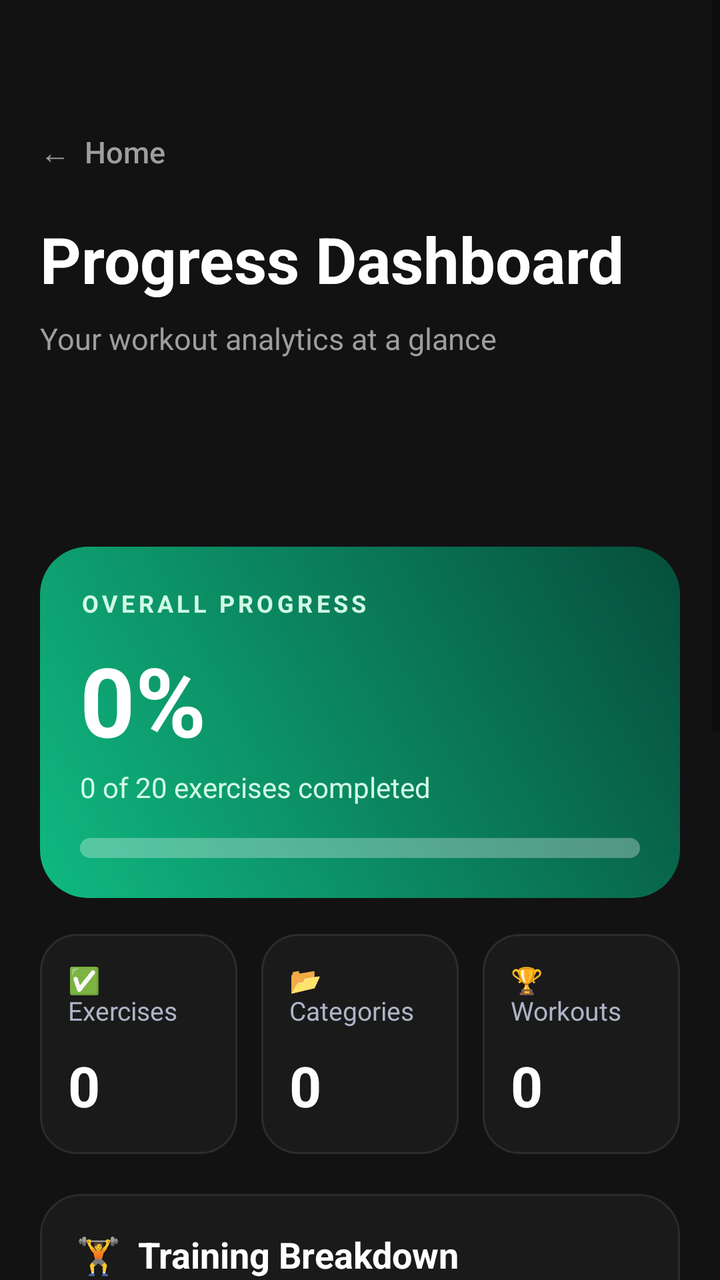
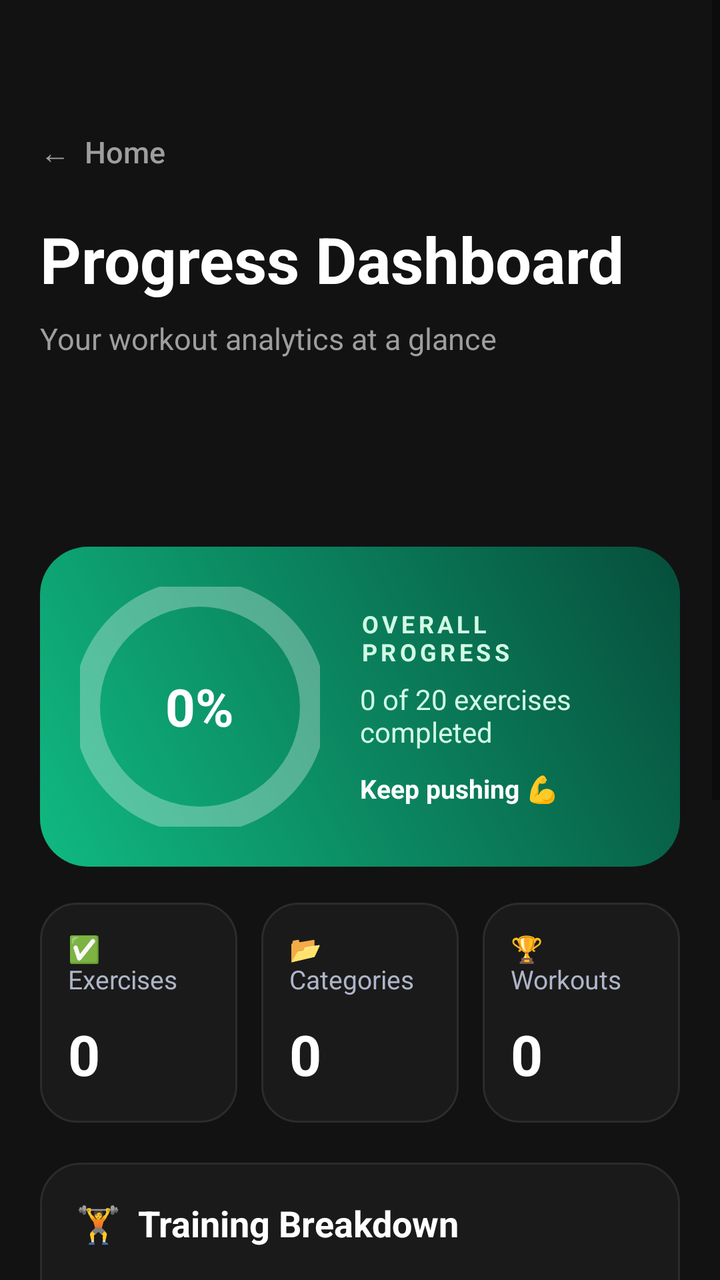

Before-and-after screenshots of an Android layout around one commit, followed by the original layout XML and the change that was made.
<!-- AndroidManifest.xml: application theme Theme.GymFlow -->
<!-- res/layout/activity_progress.xml -->
<?xml version="1.0" encoding="utf-8"?>
<ScrollView xmlns:android="http://schemas.android.com/apk/res/android"
    android:layout_width="match_parent"
    android:layout_height="match_parent"
    android:background="@color/background">

    <LinearLayout
        android:layout_width="match_parent"
        android:layout_height="wrap_content"
        android:orientation="vertical"
        android:padding="20dp">

        
        <Button
            android:id="@+id/btnBackHomeFromProgress"
            android:layout_width="wrap_content"
            android:layout_height="wrap_content"
            android:layout_marginTop="32dp"
            android:background="@android:color/transparent"
            android:minWidth="0dp"
            android:paddingStart="0dp"
            android:paddingEnd="12dp"
            android:text="←  Home"
            android:textAllCaps="false"
            android:textColor="@color/text_secondary"
            android:textSize="15sp" />

        <TextView
            android:id="@+id/tvProgressTitle"
            android:layout_width="wrap_content"
            android:layout_height="wrap_content"
            android:layout_marginTop="8dp"
            android:text="Progress Dashboard"
            android:textColor="#FFFFFF"
            android:textSize="32sp"
            android:textStyle="bold" />

        <TextView
            android:layout_width="wrap_content"
            android:layout_height="wrap_content"
            android:layout_marginTop="8dp"
            android:text="Your workout analytics at a glance"
            android:textColor="#9E9E9E"
            android:textSize="15sp" />

        
        <ProgressBar
            android:id="@+id/pbDashboardLoading"
            android:layout_width="wrap_content"
            android:layout_height="wrap_content"
            android:layout_gravity="center_horizontal"
            android:layout_marginTop="24dp"
            android:indeterminateTint="@color/accent" />

        
        <LinearLayout
            android:layout_width="match_parent"
            android:layout_height="wrap_content"
            android:layout_marginTop="22dp"
            android:background="@drawable/hero_panel_bg"
            android:orientation="vertical"
            android:padding="20dp">

            <TextView
                android:layout_width="wrap_content"
                android:layout_height="wrap_content"
                android:letterSpacing="0.15"
                android:text="OVERALL PROGRESS"
                android:textColor="@color/text_on_accent"
                android:textSize="12sp"
                android:textStyle="bold" />

            <TextView
                android:id="@+id/tvHeroPercent"
                android:layout_width="wrap_content"
                android:layout_height="wrap_content"
                android:layout_marginTop="8dp"
                android:text="0%"
                android:textColor="#FFFFFF"
                android:textSize="48sp"
                android:textStyle="bold" />

            <TextView
                android:id="@+id/tvHeroSubtext"
                android:layout_width="wrap_content"
                android:layout_height="wrap_content"
                android:layout_marginTop="2dp"
                android:text="0 of 20 exercises completed"
                android:textColor="@color/text_on_accent"
                android:textSize="14sp" />

            <ProgressBar
                android:id="@+id/progressOverall"
                style="?android:attr/progressBarStyleHorizontal"
                android:layout_width="match_parent"
                android:layout_height="10dp"
                android:layout_marginTop="16dp"
                android:progressDrawable="@drawable/progress_rounded_light" />
        </LinearLayout>

        
        <LinearLayout
            android:layout_width="match_parent"
            android:layout_height="wrap_content"
            android:layout_marginTop="18dp"
            android:orientation="horizontal">

            <LinearLayout
                android:layout_width="0dp"
                android:layout_height="110dp"
                android:layout_marginEnd="8dp"
                android:layout_weight="1"
                android:background="@drawable/stat_card_bg"
                android:orientation="vertical"
                android:padding="14dp">

                <TextView
                    android:layout_width="wrap_content"
                    android:layout_height="wrap_content"
                    android:text="✅ Exercises"
                    android:textColor="#AEB5C8"
                    android:textSize="13sp" />

                <TextView
                    android:id="@+id/tvExercisesCompletedValue"
                    android:layout_width="wrap_content"
                    android:layout_height="wrap_content"
                    android:layout_marginTop="10dp"
                    android:text="0"
                    android:textColor="#FFFFFF"
                    android:textSize="28sp"
                    android:textStyle="bold" />

                <TextView
                    android:layout_width="wrap_content"
                    android:layout_height="wrap_content"
                    android:text="Completed"
                    android:textColor="#C7CEDB"
                    android:textSize="13sp" />
            </LinearLayout>

            <LinearLayout
                android:layout_width="0dp"
                android:layout_height="110dp"
                android:layout_marginStart="4dp"
                android:layout_marginEnd="4dp"
                android:layout_weight="1"
                android:background="@drawable/stat_card_bg"
                android:orientation="vertical"
                android:padding="14dp">

                <TextView
                    android:layout_width="wrap_content"
                    android:layout_height="wrap_content"
                    android:text="📂 Categories"
                    android:textColor="#AEB5C8"
                    android:textSize="13sp" />

                <TextView
                    android:id="@+id/tvCategoriesStartedValue"
                    android:layout_width="wrap_content"
                    android:layout_height="wrap_content"
                    android:layout_marginTop="10dp"
                    android:text="0"
                    android:textColor="#FFFFFF"
                    android:textSize="28sp"
                    android:textStyle="bold" />

                <TextView
                    android:layout_width="wrap_content"
                    android:layout_height="wrap_content"
                    android:text="Started"
                    android:textColor="#C7CEDB"
                    android:textSize="13sp" />
            </LinearLayout>

            <LinearLayout
                android:layout_width="0dp"
                android:layout_height="110dp"
                android:layout_marginStart="8dp"
                android:layout_weight="1"
                android:background="@drawable/stat_card_bg"
                android:orientation="vertical"
                android:padding="14dp">

                <TextView
                    android:layout_width="wrap_content"
                    android:layout_height="wrap_content"
                    android:text="🏆 Workouts"
                    android:textColor="#AEB5C8"
                    android:textSize="13sp" />

                <TextView
                    android:id="@+id/tvWorkoutsFinishedValue"
                    android:layout_width="wrap_content"
                    android:layout_height="wrap_content"
                    android:layout_marginTop="10dp"
                    android:text="0"
                    android:textColor="#FFFFFF"
                    android:textSize="28sp"
                    android:textStyle="bold" />

                <TextView
                    android:layout_width="wrap_content"
                    android:layout_height="wrap_content"
                    android:text="Finished"
                    android:textColor="#C7CEDB"
                    android:textSize="13sp" />
            </LinearLayout>
        </LinearLayout>

        
        <LinearLayout
            android:layout_width="match_parent"
            android:layout_height="wrap_content"
            android:layout_marginTop="20dp"
            android:background="@drawable/screen_panel_bg"
            android:orientation="vertical"
            android:padding="18dp">

            <TextView
                android:layout_width="wrap_content"
                android:layout_height="wrap_content"
                android:text="🏋️  Training Breakdown"
                android:textColor="#FFFFFF"
                android:textSize="18sp"
                android:textStyle="bold" />

            
            <TextView
                android:layout_width="wrap_content"
                android:layout_height="wrap_content"
                android:layout_marginTop="16dp"
                android:text="Upper Body"
                android:textColor="#DADADA"
                android:textSize="15sp" />

            <TextView
                android:id="@+id/tvUpperBodyValue"
                android:layout_width="wrap_content"
                android:layout_height="wrap_content"
                android:text="0 / 4"
                android:textColor="#9E9E9E"
                android:textSize="13sp" />

            <ProgressBar
                android:id="@+id/pbUpperBody"
                style="?android:attr/progressBarStyleHorizontal"
                android:layout_width="match_parent"
                android:layout_height="8dp"
                android:layout_marginTop="6dp"
                android:progressDrawable="@drawable/progress_rounded" />

            
            <TextView
                android:layout_width="wrap_content"
                android:layout_height="wrap_content"
                android:layout_marginTop="14dp"
                android:text="Lower Body"
                android:textColor="#DADADA"
                android:textSize="15sp" />

            <TextView
                android:id="@+id/tvLowerBodyValue"
                android:layout_width="wrap_content"
                android:layout_height="wrap_content"
                android:text="0 / 4"
                android:textColor="#9E9E9E"
                android:textSize="13sp" />

            <ProgressBar
                android:id="@+id/pbLowerBody"
                style="?android:attr/progressBarStyleHorizontal"
                android:layout_width="match_parent"
                android:layout_height="8dp"
                android:layout_marginTop="6dp"
                android:progressDrawable="@drawable/progress_rounded" />

            
            <TextView
                android:layout_width="wrap_content"
                android:layout_height="wrap_content"
                android:layout_marginTop="14dp"
                android:text="Push"
                android:textColor="#DADADA"
                android:textSize="15sp" />

            <TextView
                android:id="@+id/tvPushValue"
                android:layout_width="wrap_content"
                android:layout_height="wrap_content"
                android:text="0 / 4"
                android:textColor="#9E9E9E"
                android:textSize="13sp" />

            <ProgressBar
                android:id="@+id/pbPush"
                style="?android:attr/progressBarStyleHorizontal"
                android:layout_width="match_parent"
                android:layout_height="8dp"
                android:layout_marginTop="6dp"
                android:progressDrawable="@drawable/progress_rounded" />

            
            <TextView
                android:layout_width="wrap_content"
                android:layout_height="wrap_content"
                android:layout_marginTop="14dp"
                android:text="Pull"
                android:textColor="#DADADA"
                android:textSize="15sp" />

            <TextView
                android:id="@+id/tvPullValue"
                android:layout_width="wrap_content"
                android:layout_height="wrap_content"
                android:text="0 / 4"
                android:textColor="#9E9E9E"
                android:textSize="13sp" />

            <ProgressBar
                android:id="@+id/pbPull"
                style="?android:attr/progressBarStyleHorizontal"
                android:layout_width="match_parent"
                android:layout_height="8dp"
                android:layout_marginTop="6dp"
                android:progressDrawable="@drawable/progress_rounded" />

            
            <TextView
                android:layout_width="wrap_content"
                android:layout_height="wrap_content"
                android:layout_marginTop="14dp"
                android:text="Core"
                android:textColor="#DADADA"
                android:textSize="15sp" />

            <TextView
                android:id="@+id/tvCoreValue"
                android:layout_width="wrap_content"
                android:layout_height="wrap_content"
                android:text="0 / 4"
                android:textColor="#9E9E9E"
                android:textSize="13sp" />

            <ProgressBar
                android:id="@+id/pbCore"
                style="?android:attr/progressBarStyleHorizontal"
                android:layout_width="match_parent"
                android:layout_height="8dp"
                android:layout_marginTop="6dp"
                android:progressDrawable="@drawable/progress_rounded" />
        </LinearLayout>

        
        <LinearLayout
            android:layout_width="match_parent"
            android:layout_height="wrap_content"
            android:layout_marginTop="20dp"
            android:layout_marginBottom="24dp"
            android:background="@drawable/screen_panel_bg"
            android:orientation="vertical"
            android:padding="18dp">

            <TextView
                android:layout_width="wrap_content"
                android:layout_height="wrap_content"
                android:text="⚡  Recent Activity"
                android:textColor="#FFFFFF"
                android:textSize="18sp"
                android:textStyle="bold" />

            
            <LinearLayout
                android:id="@+id/historyContainer"
                android:layout_width="match_parent"
                android:layout_height="wrap_content"
                android:layout_marginTop="6dp"
                android:orientation="vertical" />
        </LinearLayout>

    </LinearLayout>
</ScrollView>
<!-- resources referenced by this layout -->
<resources>
  <color name="accent">#10B981</color>
  <color name="background">#121212</color>
  <color name="text_on_accent">#D1FAE5</color>
  <color name="text_secondary">#9E9E9E</color>
  <!-- drawable hero_panel_bg (drawable) -->
  <?xml version="1.0" encoding="utf-8"?>
  <shape xmlns:android="http://schemas.android.com/apk/res/android">
      <gradient
          android:angle="45"
          android:startColor="@color/accent"
          android:endColor="@color/accent_deep" />
      <corners android:radius="24dp" />
  </shape>
  <!-- drawable progress_rounded (drawable) -->
  <?xml version="1.0" encoding="utf-8"?>
  <layer-list xmlns:android="http://schemas.android.com/apk/res/android">
      <item android:id="@android:id/background">
          <shape>
              <corners android:radius="8dp" />
              <solid android:color="@color/surface_stroke" />
          </shape>
      </item>
      <item android:id="@android:id/progress">
          <clip>
              <shape>
                  <corners android:radius="8dp" />
                  <solid android:color="@color/accent" />
              </shape>
          </clip>
      </item>
  </layer-list>
  <!-- drawable progress_rounded_light (drawable) -->
  <?xml version="1.0" encoding="utf-8"?>
  <layer-list xmlns:android="http://schemas.android.com/apk/res/android">
      <item android:id="@android:id/background">
          <shape>
              <corners android:radius="8dp" />
              <solid android:color="#4DFFFFFF" />
          </shape>
      </item>
      <item android:id="@android:id/progress">
          <clip>
              <shape>
                  <corners android:radius="8dp" />
                  <solid android:color="#FFFFFF" />
              </shape>
          </clip>
      </item>
  </layer-list>
  <!-- drawable screen_panel_bg (drawable) -->
  <?xml version="1.0" encoding="utf-8"?>
  <shape xmlns:android="http://schemas.android.com/apk/res/android">
      <solid android:color="#1A1A1A" />
      <corners android:radius="20dp" />
      <stroke
          android:width="1dp"
          android:color="#2B2B2B" />
  </shape>
  <!-- drawable stat_card_bg (drawable) -->
  <?xml version="1.0" encoding="utf-8"?>
  <shape xmlns:android="http://schemas.android.com/apk/res/android">
      <solid android:color="#1A1A1A" />
      <corners android:radius="18dp" />
      <stroke
          android:width="1dp"
          android:color="#2C2C2C" />
  </shape>
  <style name="Theme.GymFlow" parent="Theme.AppCompat.DayNight.NoActionBar">
          <item name="android:statusBarColor">@android:color/transparent</item>
      </style>
  <color name="accent_deep">#064E3B</color>
  <color name="surface_stroke">#2B2B2B</color>
</resources>

<!-- the commit's change to res/layout/activity_progress.xml (unified diff, before → after) -->
@@ -58,44 +58,68 @@
             android:layout_height="wrap_content"
             android:layout_marginTop="22dp"
             android:background="@drawable/hero_panel_bg"
-            android:orientation="vertical"
+            android:gravity="center_vertical"
+            android:orientation="horizontal"
             android:padding="20dp">
 
-            <TextView
-                android:layout_width="wrap_content"
-                android:layout_height="wrap_content"
-                android:letterSpacing="0.15"
-                android:text="OVERALL PROGRESS"
-                android:textColor="@color/text_on_accent"
-                android:textSize="12sp"
-                android:textStyle="bold" />
-
-            <TextView
-                android:id="@+id/tvHeroPercent"
-                android:layout_width="wrap_content"
-                android:layout_height="wrap_content"
-                android:layout_marginTop="8dp"
-                android:text="0%"
-                android:textColor="#FFFFFF"
-                android:textSize="48sp"
-                android:textStyle="bold" />
-
-            <TextView
-                android:id="@+id/tvHeroSubtext"
-                android:layout_width="wrap_content"
-                android:layout_height="wrap_content"
-                android:layout_marginTop="2dp"
-                android:text="0 of 20 exercises completed"
-                android:textColor="@color/text_on_accent"
-                android:textSize="14sp" />
-
-            <ProgressBar
-                android:id="@+id/progressOverall"
-                style="?android:attr/progressBarStyleHorizontal"
-                android:layout_width="match_parent"
-                android:layout_height="10dp"
-                android:layout_marginTop="16dp"
-                android:progressDrawable="@drawable/progress_rounded_light" />
+            
+            <FrameLayout
+                android:layout_width="120dp"
+                android:layout_height="120dp">
+
+                <ProgressBar
+                    android:id="@+id/progressOverall"
+                    style="?android:attr/progressBarStyleHorizontal"
+                    android:layout_width="match_parent"
+                    android:layout_height="match_parent"
+                    android:max="100"
+                    android:progressDrawable="@drawable/progress_ring_light" />
+
+                <TextView
+                    android:id="@+id/tvHeroPercent"
+                    android:layout_width="wrap_content"
+                    android:layout_height="wrap_content"
+                    android:layout_gravity="center"
+                    android:text="0%"
+                    android:textColor="#FFFFFF"
+                    android:textSize="26sp"
+                    android:textStyle="bold" />
+            </FrameLayout>
+
+            <LinearLayout
+                android:layout_width="0dp"
+                android:layout_height="wrap_content"
+                android:layout_marginStart="20dp"
+                android:layout_weight="1"
+                android:orientation="vertical">
+
+                <TextView
+                    android:layout_width="wrap_content"
+                    android:layout_height="wrap_content"
+                    android:letterSpacing="0.15"
+                    android:text="OVERALL PROGRESS"
+                    android:textColor="@color/text_on_accent"
+                    android:textSize="12sp"
+                    android:textStyle="bold" />
+
+                <TextView
+                    android:id="@+id/tvHeroSubtext"
+                    android:layout_width="wrap_content"
+                    android:layout_height="wrap_content"
+                    android:layout_marginTop="6dp"
+                    android:text="0 of 20 exercises completed"
+                    android:textColor="@color/text_on_accent"
+                    android:textSize="14sp" />
+
+                <TextView
+                    android:layout_width="wrap_content"
+                    android:layout_height="wrap_content"
+                    android:layout_marginTop="10dp"
+                    android:text="Keep pushing 💪"
+                    android:textColor="#FFFFFF"
+                    android:textSize="13sp"
+                    android:textStyle="bold" />
+            </LinearLayout>
         </LinearLayout>
 
         
@@ -227,21 +251,29 @@
                 android:textStyle="bold" />
 
             
-            <TextView
-                android:layout_width="wrap_content"
+            <LinearLayout
+                android:layout_width="match_parent"
                 android:layout_height="wrap_content"
                 android:layout_marginTop="16dp"
-                android:text="Upper Body"
-                android:textColor="#DADADA"
-                android:textSize="15sp" />
-
-            <TextView
-                android:id="@+id/tvUpperBodyValue"
-                android:layout_width="wrap_content"
-                android:layout_height="wrap_content"
-                android:text="0 / 4"
-                android:textColor="#9E9E9E"
-                android:textSize="13sp" />
+                android:gravity="center_vertical"
+                android:orientation="horizontal">
+
+                <TextView
+                    android:layout_width="0dp"
+                    android:layout_height="wrap_content"
+                    android:layout_weight="1"
+                    android:text="💪  Upper Body"
+                    android:textColor="#DADADA"
+                    android:textSize="15sp" />
+
+                <TextView
+                    android:id="@+id/tvUpperBodyValue"
+                    android:layout_width="wrap_content"
+                    android:layout_height="wrap_content"
+                    android:text="0 / 4"
+                    android:textColor="#9E9E9E"
+                    android:textSize="13sp" />
+            </LinearLayout>
 
             <ProgressBar
                 android:id="@+id/pbUpperBody"
@@ -252,21 +284,29 @@
                 android:progressDrawable="@drawable/progress_rounded" />
 
             
-            <TextView
-                android:layout_width="wrap_content"
-                android:layout_height="wrap_content"
-                android:layout_marginTop="14dp"
-                android:text="Lower Body"
-                android:textColor="#DADADA"
-                android:textSize="15sp" />
-
-            <TextView
-                android:id="@+id/tvLowerBodyValue"
-                android:layout_width="wrap_content"
-                android:layout_height="wrap_content"
-                android:text="0 / 4"
-                android:textColor="#9E9E9E"
-                android:textSize="13sp" />
+            <LinearLayout
+                android:layout_width="match_parent"
+                android:layout_height="wrap_content"
+                android:layout_marginTop="16dp"
+                android:gravity="center_vertical"
+                android:orientation="horizontal">
+
+                <TextView
+                    android:layout_width="0dp"
+                    android:layout_height="wrap_content"
+                    android:layout_weight="1"
+                    android:text="🦵  Lower Body"
+                    android:textColor="#DADADA"
+                    android:textSize="15sp" />
+
+                <TextView
+                    android:id="@+id/tvLowerBodyValue"
+                    android:layout_width="wrap_content"
+                    android:layout_height="wrap_content"
+                    android:text="0 / 4"
+                    android:textColor="#9E9E9E"
+                    android:textSize="13sp" />
+            </LinearLayout>
 
             <ProgressBar
                 android:id="@+id/pbLowerBody"
@@ -277,21 +317,29 @@
                 android:progressDrawable="@drawable/progress_rounded" />
 
             
-            <TextView
-                android:layout_width="wrap_content"
-                android:layout_height="wrap_content"
-                android:layout_marginTop="14dp"
-                android:text="Push"
-                android:textColor="#DADADA"
-                android:textSize="15sp" />
-
-            <TextView
-                android:id="@+id/tvPushValue"
-                android:layout_width="wrap_content"
-                android:layout_height="wrap_content"
-                android:text="0 / 4"
-                android:textColor="#9E9E9E"
-                android:textSize="13sp" />
+            <LinearLayout
+                android:layout_width="match_parent"
+                android:layout_height="wrap_content"
+                android:layout_marginTop="16dp"
+                android:gravity="center_vertical"
+                android:orientation="horizontal">
+
+                <TextView
+                    android:layout_width="0dp"
+                    android:layout_height="wrap_content"
+                    android:layout_weight="1"
+                    android:text="🏋️  Push"
+                    android:textColor="#DADADA"
+                    android:textSize="15sp" />
+
+                <TextView
+                    android:id="@+id/tvPushValue"
+                    android:layout_width="wrap_content"
+                    android:layout_height="wrap_content"
+                    android:text="0 / 4"
+                    android:textColor="#9E9E9E"
+                    android:textSize="13sp" />
+            </LinearLayout>
 
             <ProgressBar
                 android:id="@+id/pbPush"
@@ -302,21 +350,29 @@
                 android:progressDrawable="@drawable/progress_rounded" />
 
             
-            <TextView
-                android:layout_width="wrap_content"
-                android:layout_height="wrap_content"
-                android:layout_marginTop="14dp"
-                android:text="Pull"
-                android:textColor="#DADADA"
-                android:textSize="15sp" />
-
-            <TextView
-                android:id="@+id/tvPullValue"
-                android:layout_width="wrap_content"
-                android:layout_height="wrap_content"
-                android:text="0 / 4"
-                android:textColor="#9E9E9E"
-                android:textSize="13sp" />
+            <LinearLayout
+                android:layout_width="match_parent"
+                android:layout_height="wrap_content"
+                android:layout_marginTop="16dp"
+                android:gravity="center_vertical"
+                android:orientation="horizontal">
+
+                <TextView
+                    android:layout_width="0dp"
+                    android:layout_height="wrap_content"
+                    android:layout_weight="1"
+                    android:text="🧗  Pull"
+                    android:textColor="#DADADA"
+                    android:textSize="15sp" />
+
+                <TextView
+                    android:id="@+id/tvPullValue"
+                    android:layout_width="wrap_content"
+                    android:layout_height="wrap_content"
+                    android:text="0 / 4"
+                    android:textColor="#9E9E9E"
+                    android:textSize="13sp" />
+            </LinearLayout>
 
             <ProgressBar
                 android:id="@+id/pbPull"
@@ -327,21 +383,29 @@
                 android:progressDrawable="@drawable/progress_rounded" />
 
             
-            <TextView
-                android:layout_width="wrap_content"
-                android:layout_height="wrap_content"
-                android:layout_marginTop="14dp"
-                android:text="Core"
-                android:textColor="#DADADA"
-                android:textSize="15sp" />
-
-            <TextView
-                android:id="@+id/tvCoreValue"
-                android:layout_width="wrap_content"
-                android:layout_height="wrap_content"
-                android:text="0 / 4"
-                android:textColor="#9E9E9E"
-                android:textSize="13sp" />
+            <LinearLayout
+                android:layout_width="match_parent"
+                android:layout_height="wrap_content"
+                android:layout_marginTop="16dp"
+                android:gravity="center_vertical"
+                android:orientation="horizontal">
+
+                <TextView
+                    android:layout_width="0dp"
+                    android:layout_height="wrap_content"
+                    android:layout_weight="1"
+                    android:text="🔥  Core"
+                    android:textColor="#DADADA"
+                    android:textSize="15sp" />
+
+                <TextView
+                    android:id="@+id/tvCoreValue"
+                    android:layout_width="wrap_content"
+                    android:layout_height="wrap_content"
+                    android:text="0 / 4"
+                    android:textColor="#9E9E9E"
+                    android:textSize="13sp" />
+            </LinearLayout>
 
             <ProgressBar
                 android:id="@+id/pbCore"
<!-- resource entries referenced after the edit -->
@@ -13,6 +13,28 @@
           android:endColor="@color/accent_deep" />
       <corners android:radius="24dp" />
   </shape>
+  <!-- drawable progress_ring_light (drawable) -->
+  <?xml version="1.0" encoding="utf-8"?>
+  <layer-list xmlns:android="http://schemas.android.com/apk/res/android">
+      <item android:id="@android:id/background">
+          <shape
+              android:innerRadiusRatio="2.4"
+              android:shape="ring"
+              android:thicknessRatio="9"
+              android:useLevel="false">
+              <solid android:color="#4DFFFFFF" />
+          </shape>
+      </item>
+      <item android:id="@android:id/progress">
+          <shape
+              android:innerRadiusRatio="2.4"
+              android:shape="ring"
+              android:thicknessRatio="9"
+              android:useLevel="true">
+              <solid android:color="#FFFFFF" />
+          </shape>
+      </item>
+  </layer-list>
   <!-- drawable progress_rounded (drawable) -->
   <?xml version="1.0" encoding="utf-8"?>
   <layer-list xmlns:android="http://schemas.android.com/apk/res/android">
@@ -27,24 +49,6 @@
               <shape>
                   <corners android:radius="8dp" />
                   <solid android:color="@color/accent" />
-              </shape>
-          </clip>
-      </item>
-  </layer-list>
-  <!-- drawable progress_rounded_light (drawable) -->
-  <?xml version="1.0" encoding="utf-8"?>
-  <layer-list xmlns:android="http://schemas.android.com/apk/res/android">
-      <item android:id="@android:id/background">
-          <shape>
-              <corners android:radius="8dp" />
-              <solid android:color="#4DFFFFFF" />
-          </shape>
-      </item>
-      <item android:id="@android:id/progress">
-          <clip>
-              <shape>
-                  <corners android:radius="8dp" />
-                  <solid android:color="#FFFFFF" />
               </shape>
           </clip>
       </item>
